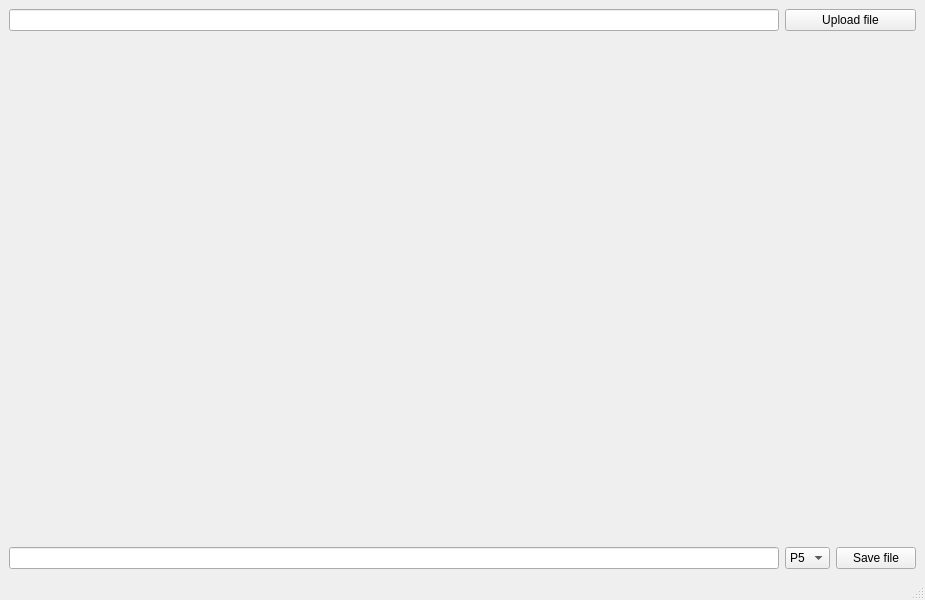
First picture: the form in src/presentation/imageeditor.ui, repository Viktor6374/cg23-19-2, before the edit.
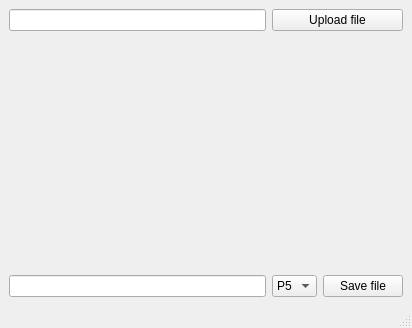
Second picture: the form after the edit.

The edit to the form file:
```diff
--- a/src/presentation/imageeditor.ui
+++ b/src/presentation/imageeditor.ui
@@ -6,8 +6,8 @@
    <rect>
     <x>0</x>
     <y>0</y>
-    <width>925</width>
-    <height>600</height>
+    <width>412</width>
+    <height>328</height>
    </rect>
   </property>
   <property name="windowTitle">
@@ -15,8 +15,8 @@
   </property>
   <widget class="QWidget" name="centralwidget">
    <layout class="QGridLayout" name="gridLayout">
-    <item row="5" column="0">
-     <widget class="QLineEdit" name="lineEdit_2"/>
+    <item row="0" column="0">
+     <widget class="QLineEdit" name="lineEdit"/>
     </item>
     <item row="0" column="1" colspan="2">
      <widget class="QPushButton" name="pushButton">
@@ -25,31 +25,14 @@
       </property>
      </widget>
     </item>
-    <item row="0" column="0">
-     <widget class="QLineEdit" name="lineEdit"/>
-    </item>
-    <item row="5" column="1">
-     <widget class="QComboBox" name="comboBox">
-      <item>
-       <property name="text">
-        <string>P5</string>
-       </property>
-      </item>
-      <item>
-       <property name="text">
-        <string>P6</string>
-       </property>
-      </item>
-     </widget>
-    </item>
-    <item row="5" column="2">
+    <item row="6" column="2">
      <widget class="QPushButton" name="pushButton_2">
       <property name="text">
        <string>Save file</string>
       </property>
      </widget>
     </item>
-    <item row="1" column="0">
+    <item row="2" column="0">
      <widget class="QLabel" name="label_pic">
       <property name="text">
        <string/>
@@ -59,6 +42,23 @@
       </property>
      </widget>
     </item>
+    <item row="6" column="0">
+     <widget class="QLineEdit" name="lineEdit_2"/>
+    </item>
+    <item row="6" column="1">
+     <widget class="QComboBox" name="comboBox">
+      <item>
+       <property name="text">
+        <string>P5</string>
+       </property>
+      </item>
+      <item>
+       <property name="text">
+        <string>P6</string>
+       </property>
+      </item>
+     </widget>
+    </item>
    </layout>
   </widget>
   <widget class="QMenuBar" name="menubar">
```
Left out of the diff: 2 changed lines with no effect on the pictures.
